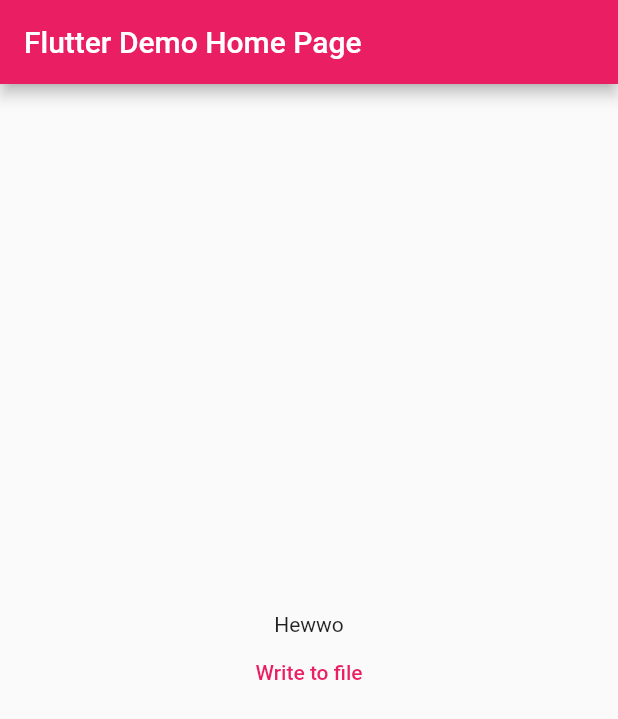
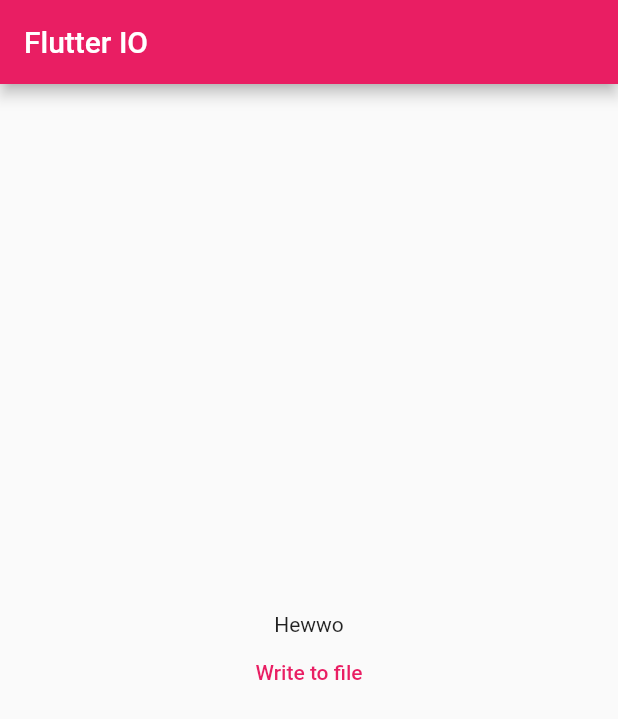
Before and after one commit to Minetest-j45/flutter_io, a Flutter app: the screen it shows after launch, after a tap on "Write to file", on a phone screen of 412 x 824 dp. Shown: the top 719 px of the screen. Run offline on Flutter 3.47's test engine with Material 2 defaults, Android fonts, the phone set to English and light mode, and no system bars.

Commit message:
Tidy up my code

```diff
--- a/lib/main.dart
+++ b/lib/main.dart
@@ -17,7 +17,7 @@ class MyApp extends StatelessWidget {
       theme: ThemeData(
         primarySwatch: Colors.pink,
       ),
-      home: const MyHomePage(title: 'Flutter Demo Home Page'),
+      home: const MyHomePage(title: 'Flutter IO'),
     );
   }
 }
@@ -45,11 +45,11 @@ class _MyHomePageState extends State<MyHomePage> {
             const Text("Hewwo"),
             TextButton(
               child: const Text('Write to file'),
-              onPressed: () {
-                print('e');
+              onPressed: () async {
                 //open storage file and write to it
-                //await Storage().writeText('Hello World');
-                //var text = await Storage().readText();
+                await Storage().writeText('Hello World');
+                var text = await Storage().readText();
+                print(text);
               },
             ),
           ],
--- a/pubspec.yaml
+++ b/pubspec.yaml
@@ -20,7 +20,7 @@ publish_to: 'none' # Remove this line if you wish to publish to pub.dev
 version: 1.0.0+1
 
 environment:
-  sdk: '>=2.19.0-255.2.beta <3.0.0'
+  sdk: '>=2.18.1 <3.0.0'
 
 # Dependencies specify other packages that your package needs in order to work.
 # To automatically upgrade your package dependencies to the latest versions
```
Also changed, not shown: 2 other files.
